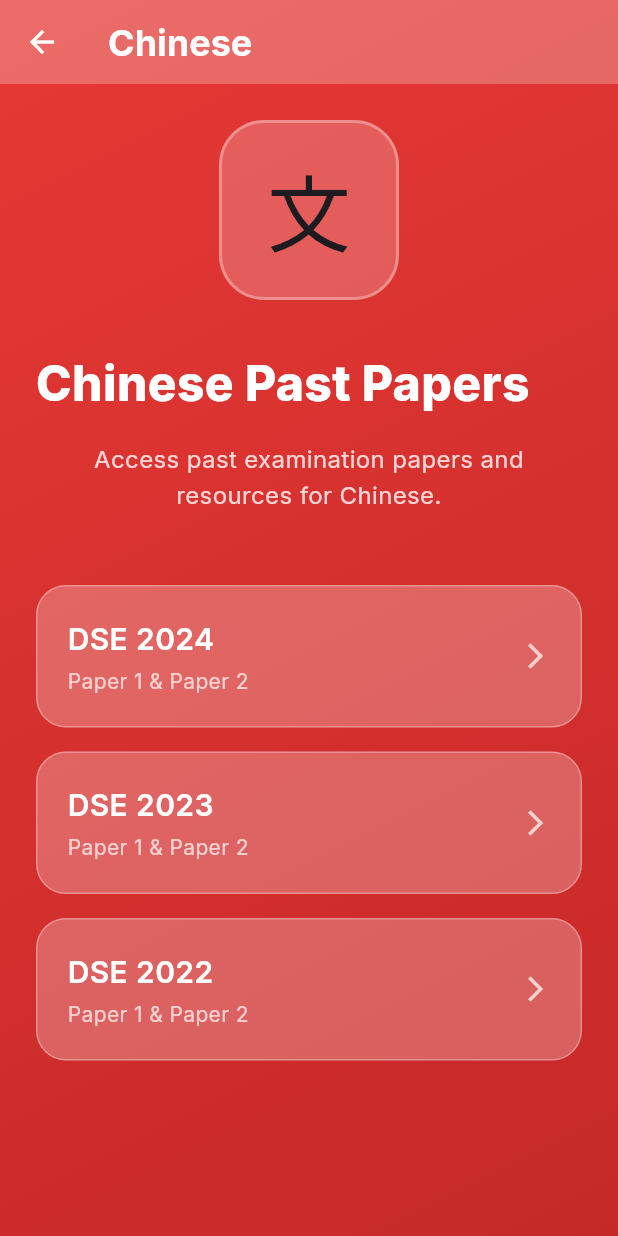
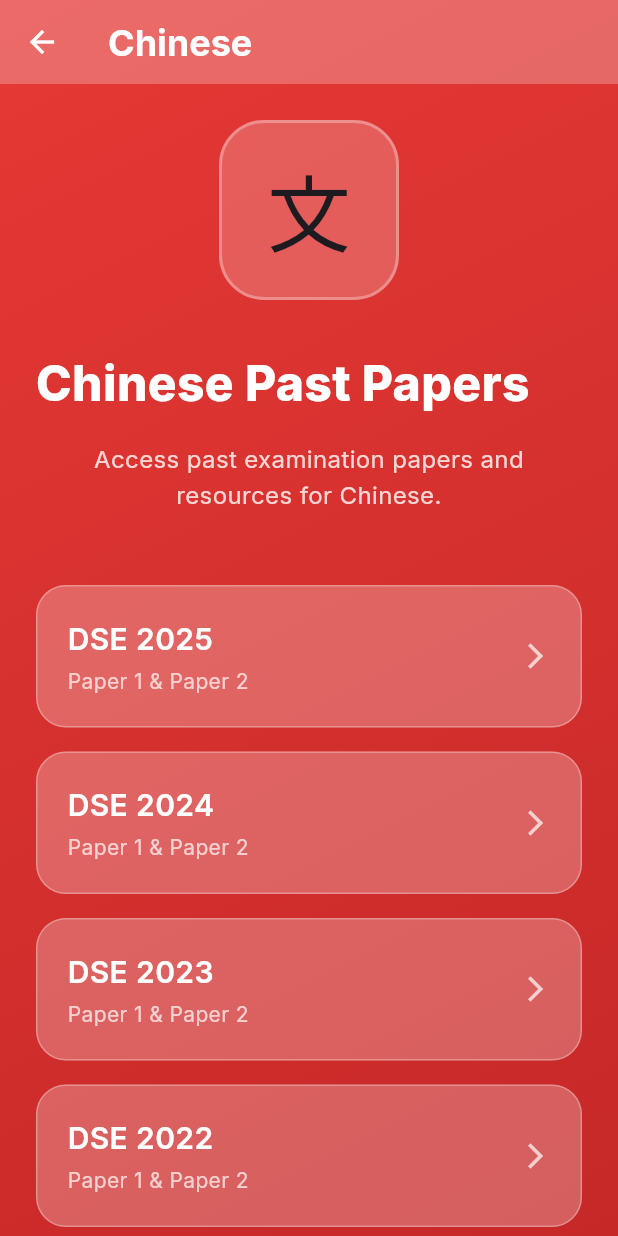
Before and after one commit to tseminghong/DSE, a Flutter app: the screen it shows after launch, after a tap on an icon or button, on a phone screen of 412 x 824 dp. Run offline on Flutter 3.47's test engine with Material 3 defaults, Android fonts, the phone set to English and light mode, and no system bars; our stand-ins replace google_fonts.

Commit message:
Improve code quality: remove unused deps, optimize rendering, add service layer
Co-authored-by: tseminghong <87757822+tseminghong@users.noreply.github.com>

```diff
--- a/lib/constants.dart
+++ b/lib/constants.dart
@@ -43,13 +43,9 @@ class AppConstants {
   // External Links
   static const String homePageUrl = 'https://hpccss.site';
 
-  // Paper Years (can be expanded)
-  static const List<String> availableYears = [
-    '2024',
-    '2023',
-    '2022',
-    '2021',
-    '2020',
-    '2019',
-  ];
+  // Paper Years (dynamically generated based on current year)
+  static List<String> getAvailableYears({int count = 6}) {
+    final currentYear = DateTime.now().year;
+    return List.generate(count, (index) => (currentYear - index).toString());
+  }
 }
--- a/lib/screens/home_screen.dart
+++ b/lib/screens/home_screen.dart
@@ -1,7 +1,7 @@
 import 'package:flutter/material.dart';
 import 'package:google_fonts/google_fonts.dart';
 import '../widgets/glass_card.dart';
-import '../models/subject.dart';
+import '../services/subject_service.dart';
 import 'subject_screen.dart';
 
 class HomeScreen extends StatelessWidget {
@@ -9,19 +9,7 @@ class HomeScreen extends StatelessWidget {
 
   @override
   Widget build(BuildContext context) {
-    final subjects = [
-      Subject(name: 'Geography', icon: '🌍', route: 'geography', active: true),
-      Subject(name: 'Chinese', icon: '文', route: 'chinese', active: true),
-      Subject(name: 'English', icon: 'Ab', route: 'english', active: true),
-      Subject(name: 'Mathematics', icon: '∫', route: 'mathematics', active: false),
-      Subject(name: 'Economics', icon: '📈', route: 'economics', active: true),
-      Subject(name: 'Chinese History', icon: '史', route: 'chinese-history', active: false),
-      Subject(name: 'History', icon: '📜', route: 'history', active: false),
-      Subject(name: 'Chemistry', icon: '🧪', route: 'chemistry', active: false),
-      Subject(name: 'Physics', icon: '⚛️', route: 'physics', active: false),
-      Subject(name: 'Biology', icon: '🧬', route: 'biology', active: false),
-      Subject(name: 'ICT', icon: '💻', route: 'ict', active: false),
-    ];
+    final subjects = SubjectService.getAllSubjects();
 
     return Scaffold(
       body: Container(
--- a/lib/screens/subject_screen.dart
+++ b/lib/screens/subject_screen.dart
@@ -95,8 +95,8 @@ class SubjectScreen extends StatelessWidget {
                         textAlign: TextAlign.center,
                       ),
                       const SizedBox(height: 48),
-                      // Papers list using constants
-                      ...AppConstants.availableYears.take(3).map(
+                      // Papers list using dynamically generated years
+                      ...AppConstants.getAvailableYears(count: 6).map(
                         (year) => Padding(
                           padding: const EdgeInsets.only(bottom: 16),
                           child: _buildPaperCard(
--- /dev/null
+++ b/lib/services/subject_service.dart
@@ -0,0 +1,19 @@
+import '../models/subject.dart';
+
+class SubjectService {
+  static List<Subject> getAllSubjects() {
+    return [
+      Subject(name: 'Geography', icon: '🌍', route: 'geography', active: true),
+      Subject(name: 'Chinese', icon: '文', route: 'chinese', active: true),
+      Subject(name: 'English', icon: 'Ab', route: 'english', active: true),
+      Subject(name: 'Mathematics', icon: '∫', route: 'mathematics', active: false),
+      Subject(name: 'Economics', icon: '📈', route: 'economics', active: true),
+      Subject(name: 'Chinese History', icon: '史', route: 'chinese-history', active: false),
+      Subject(name: 'History', icon: '📜', route: 'history', active: false),
+      Subject(name: 'Chemistry', icon: '🧪', route: 'chemistry', active: false),
+      Subject(name: 'Physics', icon: '⚛️', route: 'physics', active: false),
+      Subject(name: 'Biology', icon: '🧬', route: 'biology', active: false),
+      Subject(name: 'ICT', icon: '💻', route: 'ict', active: false),
+    ];
+  }
+}
--- a/lib/widgets/glass_card.dart
+++ b/lib/widgets/glass_card.dart
@@ -150,16 +150,13 @@ class _GlassCardState extends State<GlassCard> {
                     // Disabled overlay
                     if (!widget.subject.active)
                       Positioned.fill(
-                        child: Container(
-                          decoration: BoxDecoration(
-                            color: Colors.white.withOpacity(0.1),
-                            borderRadius: BorderRadius.circular(24),
-                          ),
+                        child: ClipRRect(
+                          borderRadius: BorderRadius.circular(24),
                           child: BackdropFilter(
                             filter: ImageFilter.blur(sigmaX: 8, sigmaY: 8),
                             child: Container(
                               decoration: BoxDecoration(
-                                color: Colors.transparent,
+                                color: Colors.white.withOpacity(0.1),
                                 borderRadius: BorderRadius.circular(24),
                               ),
                             ),
--- a/pubspec.yaml
+++ b/pubspec.yaml
@@ -10,9 +10,6 @@ dependencies:
   flutter:
     sdk: flutter
   cupertino_icons: ^1.0.6
-  http: ^1.2.0
-  flutter_svg: ^2.0.10
-  url_launcher: ^6.2.5
   google_fonts: ^6.2.0
 
 dev_dependencies:
```
